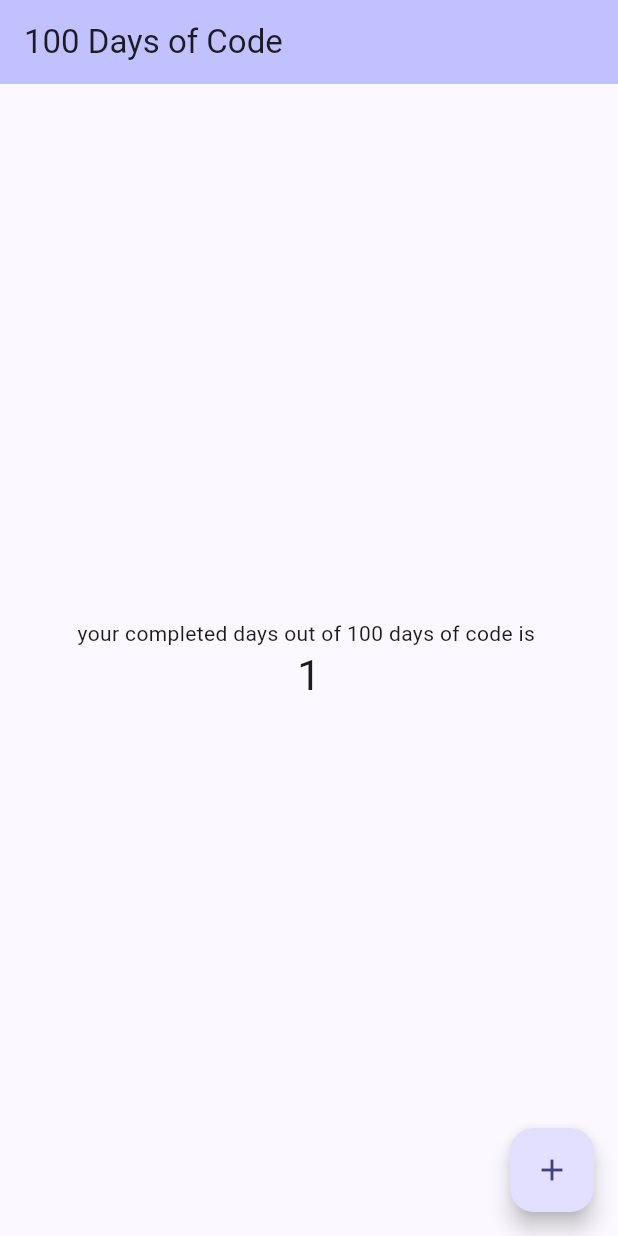
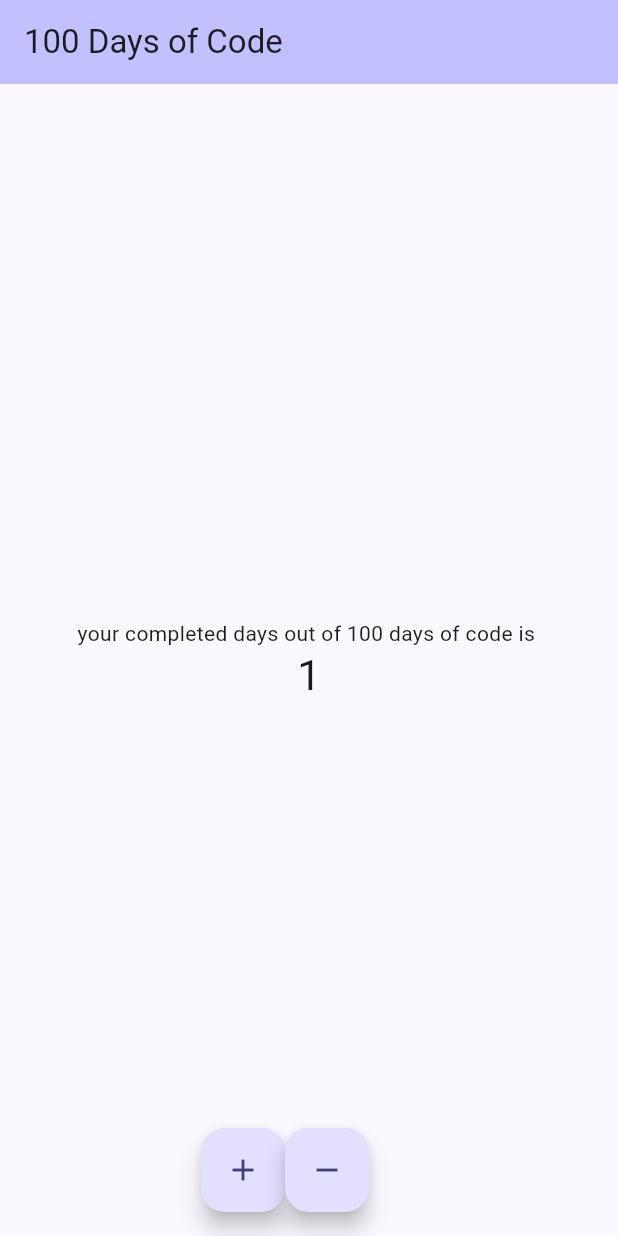
Before and after one commit to Jubibani/flutter-apps, a Flutter app: the screen it shows after launch, after a tap on the "add" icon, on a phone screen of 412 x 824 dp. Run offline on Flutter 3.47's test engine with Material 3 defaults, Android fonts, the light colour scheme and no system bars.

Commit message:
Added Decrement Button
 I'm currently relearning the basics of programming with dart and flutter. getting stuck sucks, but getting somewhere is fun.

```diff
--- a/my_first_flutter_app/lib/main.dart
+++ b/my_first_flutter_app/lib/main.dart
@@ -39,13 +39,17 @@
 
   class _MyHomePageState extends State<MyHomePage> {
     int _counter = 0;
-  void _presentOrAbsent() {
+    // void __presentOrAbsent() {
+    //   setState(() {
+    //     showDialog(context: context, builder: builder);
+    //   });
+    // }
+    void decrementCounter() {
       setState(() {
-      String "Present or Absent?";
+        _counter--;
       });
     }
-
-  void _incrementCounter() {
+    void incrementCounter() {
       setState(() {
         // This call to setState tells the Flutter framework that something has
         // changed in this State, which causes it to rerun the build method below
@@ -104,11 +108,20 @@
             ],
           ),
         ),
-      floatingActionButton: FloatingActionButton(
-        onPressed: _incrementCounter,
-        tooltip: 'Increment',
-        child: const Icon(Icons.add),
-      ), // This trailing comma makes auto-formatting nicer for build methods.
+//         floatingActionButton: FloatingActionButton(
+        //   onPressed: incrementCounter,
+        //   tooltip: 'Increment',
+        //   child: const Icon(Icons.add),
+        // )
+        floatingActionButton: Row(mainAxisAlignment: MainAxisAlignment.center,
+        children: [
+          FloatingActionButton(
+            onPressed: incrementCounter,
+            child: const Icon(Icons.add)),
+          FloatingActionButton(
+            onPressed: decrementCounter,
+            child: const Icon(Icons.remove)),
+        ])   , // This trailing comma makes auto-formatting nicer for build methods.
       );
     }
   }
```
Lines whose indentation alone changed are shown as unchanged.
